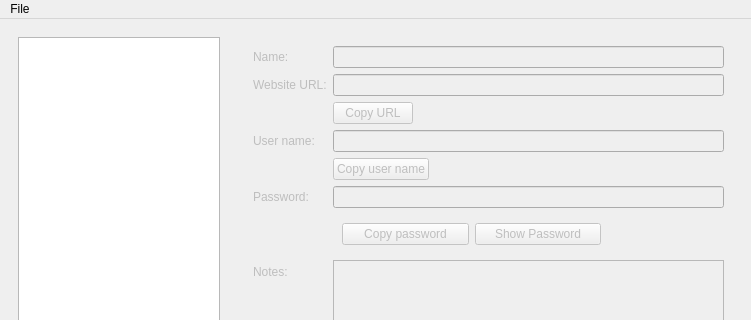
veaceslav/qpass-qt5, file MainWindow.ui: the form before one commit; both pictures show x 0 to 751 and y 0 to 320 of the 751 by 594 pixel window.
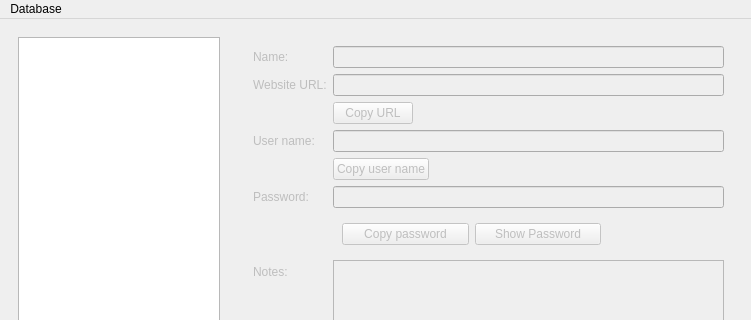
The form after the commit.

```diff
--- a/MainWindow.ui
+++ b/MainWindow.ui
@@ -228,7 +228,7 @@
    </property>
    <widget class="QMenu" name="menuFile">
     <property name="title">
-     <string>File</string>
+     <string>Database</string>
     </property>
    </widget>
    <addaction name="menuFile"/>
```
Left out of the diff: 35 changed lines with no effect on the pictures.
